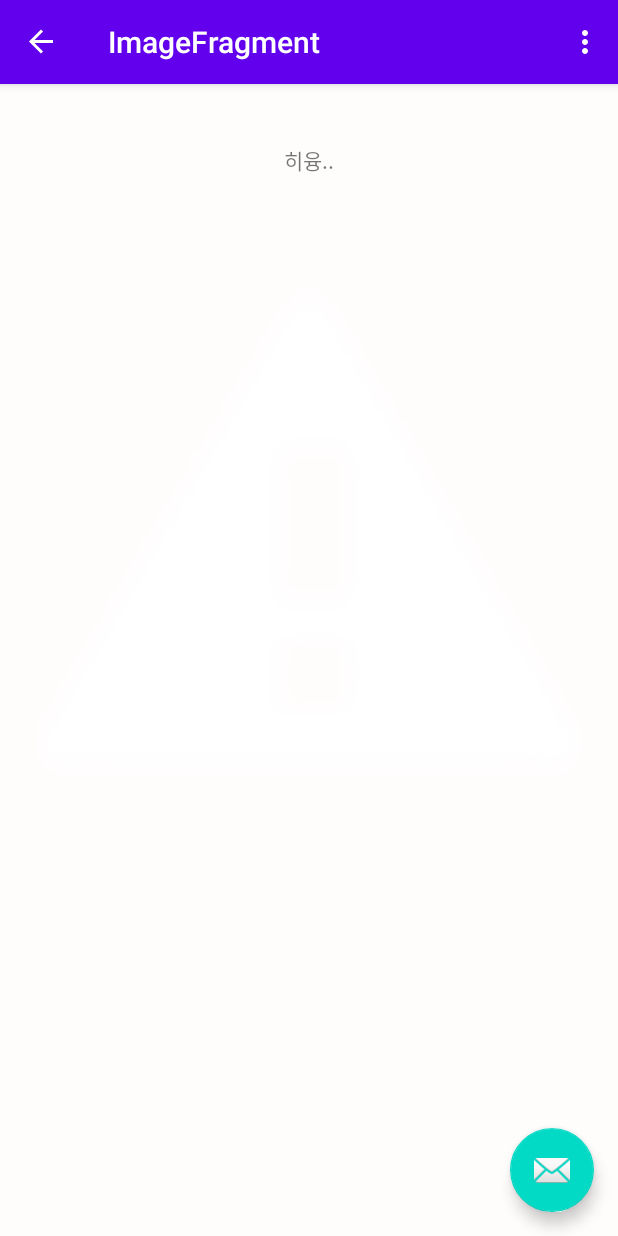
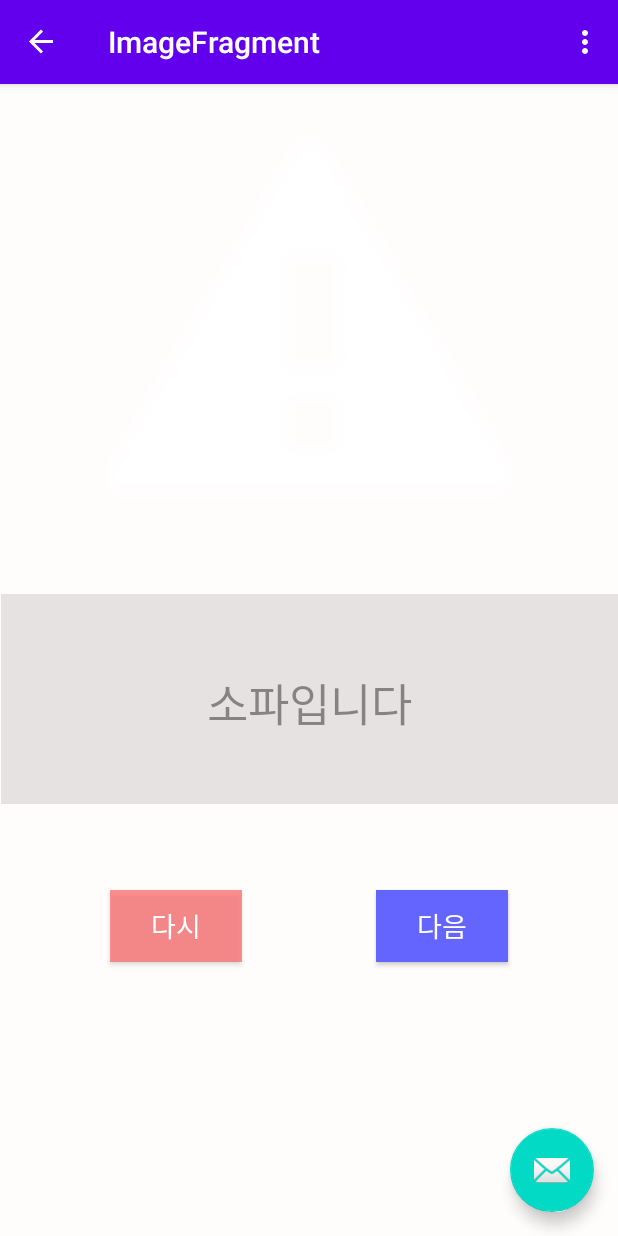
Before and after one commit to Ssook/Hoxy_front, an Android app: the ImageFragment screen opened through its navigation route, on a phone screen of 412 x 824 dp. Run offline under Robolectric (Android 15) with nearby library versions, the phone set to English and light mode, and no system bars; our stand-ins replace navigation-ui; libraries missing offline, so code that uses them is left out: com.kakao.util; 1 statement that could not run was skipped.

Commit message:
갤러리
ㅇㅇㅇ

```diff
--- a/app/src/main/java/org/techtown/hoxy/ui/image/ImageFragment.java
+++ b/app/src/main/java/org/techtown/hoxy/ui/image/ImageFragment.java
@@ -11,6 +11,8 @@ import android.util.Log;
 import android.view.LayoutInflater;
 import android.view.View;
 import android.view.ViewGroup;
+import android.widget.Button;
+import android.widget.ImageButton;
 import android.widget.ImageView;
 import android.widget.TextView;
 import android.widget.Toast;
@@ -25,6 +27,7 @@ import com.bumptech.glide.Glide;
 
 import org.techtown.hoxy.MainActivity;
 import org.techtown.hoxy.R;
+import org.techtown.hoxy.ui.result.ResultFragment;
 
 import java.io.InputStream;
 
@@ -41,6 +44,10 @@ public class ImageFragment extends Fragment {
 
     private static final int REQUEST_CODE = 0;
     ImageView imageView;
+    String trash = "소파입니다";
+
+
+
 
     @Override
     public View onCreateView(LayoutInflater inflater, ViewGroup container,
@@ -53,9 +60,39 @@ public class ImageFragment extends Fragment {
         startActivityForResult(intent, REQUEST_CODE);
 
         TextView textView = root.findViewById(R.id.textView);
-        textView.setText("히융..");
+        textView.setText(trash);
+///////////////////////////////////////
+        ResultFragment fragment = new ResultFragment();
+        Bundle bundle = new Bundle(1);
+        bundle.putString("Trash", trash);
+        fragment.setArguments(bundle);
+/////////////////////////////////////////////
 
        imageView = (ImageView) root.findViewById(R.id.imageView);
+
+        Button button = root.findViewById(R.id.button);
+        Button button2 = root.findViewById(R.id.button2);
+
+        button.setOnClickListener(new View.OnClickListener(){
+
+            @Override
+            public void onClick(View v) {
+                System.out.println("ㅎㅇㅎㅇ");
+
+                ((MainActivity)getActivity()).replaceFragment(ImageFragment.newinstance());
+            }
+        });
+
+        button2.setOnClickListener(new View.OnClickListener(){
+
+            @Override
+            public void onClick(View v) {
+                System.out.println("ㅎㅇㅎㅇ");
+
+                ((MainActivity)getActivity()).replaceFragment(ResultFragment.newinstance());
+            }
+        });
+
 
 
 
--- /dev/null
+++ b/app/src/main/java/org/techtown/hoxy/ui/result/ResultFragment.java
@@ -0,0 +1,33 @@
+package org.techtown.hoxy.ui.result;
+
+import android.os.Bundle;
+import android.view.LayoutInflater;
+import android.view.View;
+import android.view.ViewGroup;
+import android.widget.TextView;
+
+import androidx.fragment.app.Fragment;
+
+import org.techtown.hoxy.R;
+
+public class ResultFragment extends Fragment {
+
+    String trash;
+
+    public static ResultFragment newinstance() {
+        return new ResultFragment();
+    }
+
+    @Override
+    public View onCreateView(LayoutInflater inflater, ViewGroup container,
+                             Bundle savedInstanceState) {
+        // Inflate the layout for this fragment
+        View root = inflater.inflate(R.layout.fragment_result, container, false);
+        //ResultFragment fragment = new ResultFragment();
+        //trash = fragment.getArguments().getString("Trash");
+        TextView textView = root.findViewById(R.id.textView2);
+
+        textView.setText("trash");
+        return root;
+    }
+}
--- a/app/src/main/res/layout/content_main.xml
+++ b/app/src/main/res/layout/content_main.xml
@@ -12,6 +12,7 @@
         android:name="androidx.navigation.fragment.NavHostFragment"
         android:layout_width="match_parent"
         android:layout_height="match_parent"
+        android:clickable="true"
         app:defaultNavHost="true"
         app:layout_constraintHorizontal_bias="0.0"
         app:layout_constraintLeft_toLeftOf="parent"
--- a/app/src/main/res/layout/fragment_image.xml
+++ b/app/src/main/res/layout/fragment_image.xml
@@ -6,29 +6,65 @@
     android:layout_height="match_parent"
     android:background="#FFFCFC">
 
+    <ImageView
+        android:id="@+id/imageView"
+        android:layout_width="400dp"
+        android:layout_height="300dp"
+        android:layout_marginStart="6dp"
+        android:layout_marginTop="10dp"
+        android:layout_marginEnd="5dp"
+        android:clickable="true"
+        app:layout_constraintEnd_toEndOf="parent"
+        app:layout_constraintStart_toStartOf="parent"
+        app:layout_constraintTop_toTopOf="parent"
+        app:srcCompat="@android:drawable/stat_notify_error" />
+
     <TextView
         android:id="@+id/textView"
         android:layout_width="wrap_content"
         android:layout_height="wrap_content"
-        android:layout_marginTop="40dp"
-        android:layout_marginBottom="26dp"
+        android:layout_marginTop="50dp"
         android:text="이미지 프래그먼트"
-        app:layout_constraintBottom_toTopOf="@+id/imageView"
+        android:textSize="30sp"
+        android:visibility="visible"
+        app:layout_constraintEnd_toEndOf="@+id/view"
+        app:layout_constraintStart_toStartOf="@+id/view"
+        app:layout_constraintTop_toTopOf="@+id/view" />
+
+    <View
+        android:id="@+id/view"
+        android:layout_width="411dp"
+        android:layout_height="140dp"
+        android:layout_marginTop="30dp"
+        android:background="#4DABA5A5"
         app:layout_constraintEnd_toEndOf="parent"
         app:layout_constraintStart_toStartOf="parent"
-        app:layout_constraintTop_toTopOf="parent" />
+        app:layout_constraintTop_toBottomOf="@+id/imageView" />
 
-    <ImageView
-        android:id="@+id/imageView"
-        android:layout_width="0dp"
-        android:layout_height="0dp"
-        android:layout_marginStart="5dp"
-        android:layout_marginEnd="5dp"
-        android:layout_marginBottom="246dp"
-        android:clickable="true"
-        app:layout_constraintBottom_toBottomOf="parent"
+    <Button
+        android:id="@+id/button"
+        android:layout_width="wrap_content"
+        android:layout_height="wrap_content"
+        android:layout_marginStart="73dp"
+        android:layout_marginTop="57dp"
+        android:background="#B3FF6464"
+        android:text="다시"
+        android:textColor="#FFFFFF"
+        android:textSize="18sp"
+        app:layout_constraintStart_toStartOf="parent"
+        app:layout_constraintTop_toBottomOf="@+id/view" />
+
+    <Button
+        android:id="@+id/button2"
+        android:layout_width="wrap_content"
+        android:layout_height="wrap_content"
+        android:layout_marginTop="57dp"
+        android:layout_marginEnd="73dp"
+        android:background="#6464FF"
+        android:text="다음"
+        android:textColor="#FFFFFF"
+        android:textSize="18sp"
         app:layout_constraintEnd_toEndOf="parent"
-        app:layout_constraintStart_toStartOf="parent"
-        app:layout_constraintTop_toBottomOf="@+id/textView"
-        app:srcCompat="@android:drawable/stat_notify_error" />
+        app:layout_constraintTop_toBottomOf="@+id/view" />
+
 </androidx.constraintlayout.widget.ConstraintLayout>
--- /dev/null
+++ b/app/src/main/res/layout/fragment_result.xml
@@ -0,0 +1,19 @@
+<?xml version="1.0" encoding="utf-8"?>
+<androidx.constraintlayout.widget.ConstraintLayout xmlns:android="http://schemas.android.com/apk/res/android"
+    xmlns:app="http://schemas.android.com/apk/res-auto"
+    xmlns:tools="http://schemas.android.com/tools"
+    android:layout_width="match_parent"
+    android:layout_height="match_parent"
+    android:background="#FFFFFF"
+    android:clickable="true">
+
+    <TextView
+        android:id="@+id/textView2"
+        android:layout_width="wrap_content"
+        android:layout_height="wrap_content"
+        android:layout_marginTop="327dp"
+        android:text="TextView"
+        app:layout_constraintEnd_toEndOf="parent"
+        app:layout_constraintStart_toStartOf="parent"
+        app:layout_constraintTop_toTopOf="parent" />
+</androidx.constraintlayout.widget.ConstraintLayout>
--- a/app/src/main/res/navigation/mobile_navigation.xml
+++ b/app/src/main/res/navigation/mobile_navigation.xml
@@ -12,24 +12,8 @@
         tools:layout="@layout/fragment_home" >
 
         <action
-            android:id="@+id/action_HomeFragment_to_HomeSecondFragment"
-            app:destination="@id/nav_home_second" />
-        <action
             android:id="@+id/action_nav_home_to_imageFragment"
             app:destination="@id/imageFragment" />
-    </fragment>
-    <fragment
-        android:id="@+id/nav_home_second"
-        android:name="org.techtown.hoxy.ui.home.HomeSecondFragment"
-        android:label="@string/home_second"
-        tools:layout="@layout/fragment_home_second">
-        <action
-            android:id="@+id/action_HomeSecondFragment_to_HomeFragment"
-            app:destination="@id/nav_home" />
-
-        <argument
-            android:name="myArg"
-            app:argType="string" />
     </fragment>
 
     <fragment
@@ -47,4 +31,8 @@
         android:id="@+id/imageFragment"
         android:name="org.techtown.hoxy.ui.image.ImageFragment"
         android:label="ImageFragment" />
+    <fragment
+        android:id="@+id/resultFragment"
+        android:name="org.techtown.hoxy.ui.result.ResultFragment"
+        android:label="ResultFragment" />
 </navigation>
```
